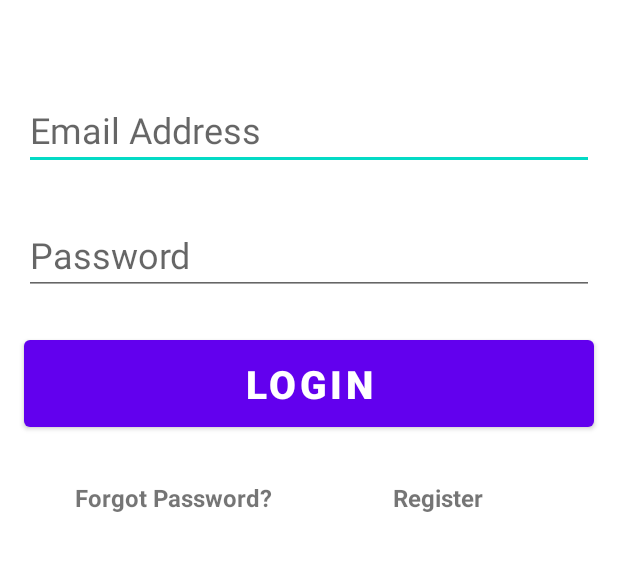
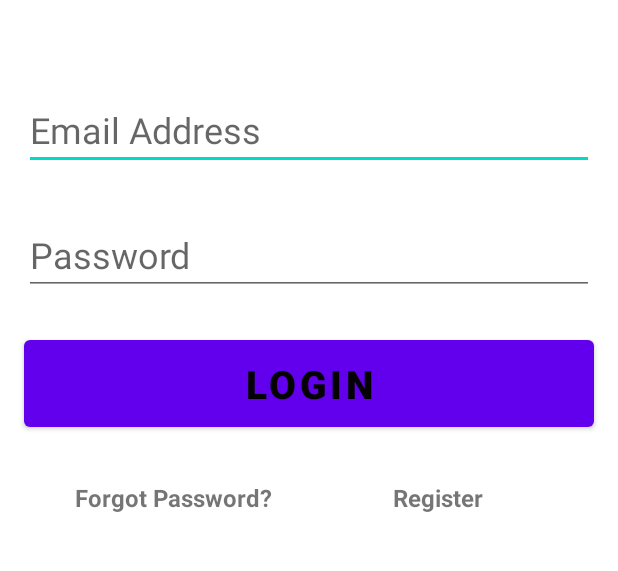
Before and after one commit to Rashaad-Washington/BiomeTradingCard-Android, an Android app: the screen it shows after launch (MainActivity), on a phone screen of 412 x 824 dp, the part 161-732 px from its top. Run offline under Robolectric (Android 15) with nearby library versions, the phone set to English and light mode, and no system bars.

```diff
--- a/app/src/main/java/com/biometradingcardcompany/biometradingcard/MainActivity.java
+++ b/app/src/main/java/com/biometradingcardcompany/biometradingcard/MainActivity.java
@@ -4,11 +4,13 @@ import androidx.appcompat.app.AppCompatActivity;
 import android.content.Intent;
 import android.os.Bundle;
 import android.view.View;
+import android.widget.Button;
 import android.widget.TextView;
 
 
 public class MainActivity extends AppCompatActivity implements View.OnClickListener{
     private TextView register;
+    private Button signin;
 
 
     @Override
@@ -18,6 +20,9 @@ public class MainActivity extends AppCompatActivity implements View.OnClickListe
 
         register = (TextView) findViewById(R.id.register);
         register.setOnClickListener(this);
+        signin = (Button) findViewById(R.id.signIn);
+        signin.setOnClickListener(this);
+
     }
 
     @Override
@@ -27,7 +32,7 @@ public class MainActivity extends AppCompatActivity implements View.OnClickListe
                 startActivity(new Intent(this, RegisterUser.class));
                 break;
             case R.id.signIn:
-                //startActivity(new Intent(this, AppScreen.class));
+                startActivity(new Intent(this, Biome.class));
                 break;
         }
     }
--- a/app/src/main/res/layout/activity_main.xml
+++ b/app/src/main/res/layout/activity_main.xml
@@ -63,7 +63,7 @@
         android:layout_height="70dp"
         android:layout_marginTop="24dp"
         android:text="Login"
-        android:textColor="#ffffff"
+        android:textColor="#040202"
         android:textSize="26sp"
         android:textStyle="bold"
         app:layout_constraintLeft_toLeftOf="parent"
```
Also changed, not shown: app/src/main/java/com/biometradingcardcompany/biometradingcard/Biome.java (+4 -4 lines), app/src/main/java/com/biometradingcardcompany/biometradingcard/CollectionFragment.java (+18 -1 lines), app/src/main/java/com/biometradingcardcompany/biometradingcard/HomeFragment.java (+14 -1 lines), app/src/main/java/com/biometradingcardcompany/biometradingcard/ScanFragment.java (+17 -1 lines).
